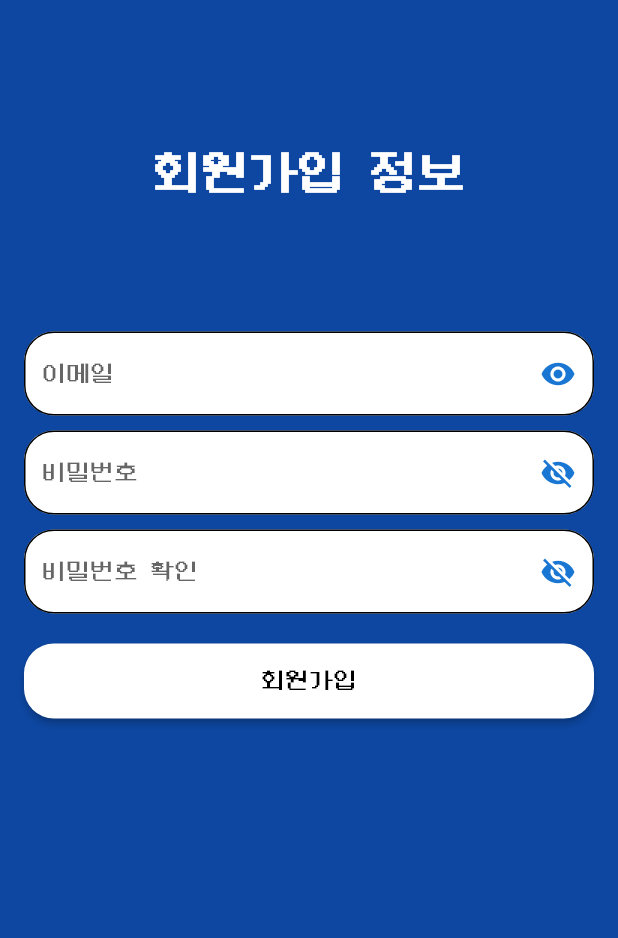
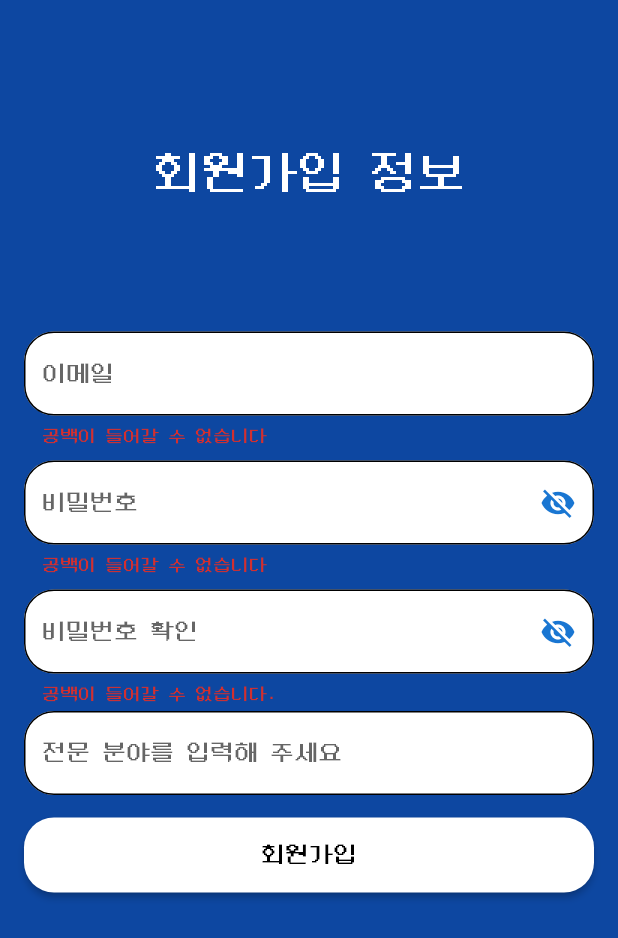
Before and after one commit to jhhwang21c/APP_Matseonim_CupHoldings, a Flutter app: the screen it shows after launch, after a tap on "회원가입", on a phone screen of 412 x 824 dp. Shown: the top 938 px of the screen. Run offline on Flutter 3.47's test engine with Material 2 defaults, Android fonts, the phone set to English and light mode, and no system bars; our stand-ins replace flutter_typeahead, get, validators.

Commit message:
회원가입 페이지에서 비밀번호 확인 체크 기능 추가

```diff
--- /dev/null
+++ b/matseonim/lib/components/autocomplete.dart
@@ -0,0 +1,59 @@
+import 'package:flutter/material.dart';
+import 'package:flutter_typeahead/flutter_typeahead.dart';
+
+class AutocompleteForm extends StatelessWidget {
+  @override
+  Widget build(BuildContext context) {
+    return TypeAheadFormField(
+      textFieldConfiguration: TextFieldConfiguration(
+          decoration: InputDecoration(
+              hintText: '전문 분야를 입력해 주세요',
+              fillColor: Colors.white,
+              filled: true,
+              enabledBorder: OutlineInputBorder(
+                borderRadius: BorderRadius.circular(20),
+              ),
+              focusedBorder: OutlineInputBorder(
+                borderRadius: BorderRadius.circular(20),
+              ),
+              errorBorder: OutlineInputBorder(
+                borderRadius: BorderRadius.circular(20),
+              ),
+              focusedErrorBorder: OutlineInputBorder(
+                borderRadius: BorderRadius.circular(20),
+              ))),
+      suggestionsCallback: (pattern) {
+        return Professionals.getSuggestions(pattern);
+      },
+      itemBuilder: (context, String suggestion) {
+        return ListTile(
+          title: Text(suggestion),
+        );
+      },
+      transitionBuilder: (context, suggestionsBox, controller) {
+        return suggestionsBox;
+      },
+      onSuggestionSelected: (suggestion) {},
+    );
+  }
+}
+
+class Professionals {
+  static final List<String> profession = [
+    '농구',
+    '축구',
+    '배드민턴',
+    '영어',
+    '코딩',
+    '제초',
+    '미용',
+  ];
+
+  static List<String> getSuggestions(String query) {
+    List<String> matches = <String>[];
+    matches.addAll(profession);
+
+    matches.retainWhere((s) => s.toLowerCase().contains(query.toLowerCase()));
+    return matches;
+  }
+}
--- a/matseonim/lib/components/login_form_field.dart
+++ b/matseonim/lib/components/login_form_field.dart
@@ -23,8 +23,10 @@ class LoginFormField extends GetView<LoginFormFieldController> {
 
   final String? hintText;
   final Validator funValidator;
+  final TextEditingController? textController;
 
   LoginFormField({
+    this.textController,
     required this.shouldObscure,
     required this.hintText,
     required this.funValidator
@@ -35,22 +37,24 @@ class LoginFormField extends GetView<LoginFormFieldController> {
     return Padding(
       padding: const EdgeInsets.symmetric(vertical: 5),
       child: GetBuilder<LoginFormFieldController>(
+        global: false,
         init: LoginFormFieldController(shouldObscure),
-        global: false,
+        dispose: (_) => textController?.dispose(),
         builder: (_) => TextFormField(
+          controller: textController,
           obscureText: _.shouldObscure && _.obscureText,
           validator: funValidator,
           decoration: InputDecoration(
             hintText: hintText,
-            suffixIcon: IconButton(
+            suffixIcon: _.shouldObscure ? IconButton(
               icon: Icon(
-                (_.shouldObscure && _.obscureText)
+                _.obscureText
                 ? Icons.visibility_off
                 : Icons.visibility,
                 color: Theme.of(context).primaryColor,
               ),
               onPressed: _.toggleObscureText,
-            ),
+            ) : null,
             fillColor: Colors.white,
             filled: true,
             enabledBorder: OutlineInputBorder(
--- a/matseonim/lib/main.dart
+++ b/matseonim/lib/main.dart
@@ -3,7 +3,6 @@ import 'package:get/get_navigation/src/root/get_material_app.dart';
 
 import 'package:matseonim/theme.dart';
 import 'package:matseonim/pages/join_page.dart';
-import 'package:matseonim/pages/login_page.dart';
 
 void main() => runApp(MainApp());
 
@@ -12,7 +11,7 @@ class MainApp extends StatelessWidget {
   Widget build(BuildContext context) {
     return GetMaterialApp(
       debugShowCheckedModeBanner: false,
-      theme: DefaultTheme(),
+      theme: defaultTheme(),
       home: JoinPage(),
     );
   }
--- a/matseonim/lib/pages/join_page.dart
+++ b/matseonim/lib/pages/join_page.dart
@@ -1,5 +1,6 @@
 import 'package:flutter/material.dart';
 import 'package:get/get.dart';
+import 'package:matseonim/components/autocomplete.dart';
 
 import 'package:matseonim/components/login_elevated_button.dart';
 import 'package:matseonim/components/login_form_field.dart';
@@ -22,7 +23,6 @@ class JoinPage extends StatelessWidget {
                 "회원가입 정보",
                 style: TextStyle(
                     fontSize: 32,
-                    fontWeight: FontWeight.bold,
                     color: Colors.white),
               ),
             ),
@@ -36,9 +36,12 @@ class JoinPage extends StatelessWidget {
 
 Widget _joinForm() {
   final _formKey = GlobalKey<FormState>();
-  var confirmPass;
+
+  final passwordController = TextEditingController();
+  final confirmPasswordController = TextEditingController();
 
   return Form(
+    key: _formKey,
     child: Column(
       children: [
         LoginFormField(
@@ -49,33 +52,16 @@ Widget _joinForm() {
         LoginFormField(
           shouldObscure: true,
           hintText: "비밀번호",
-          funValidator: (String? value) {
-            confirmPass = value;
-            if (value!.isEmpty) {
-              return "공백이 들어갈 수 없습니다.";
-            } else if (value.length < 8) {
-              return "최소 8글자 이상 입력해주세요.";
-            } else {
-              return null;
-            }
-          },
+          funValidator: validatePassword(),
+          textController: passwordController
         ),
         LoginFormField(
           shouldObscure: true,
           hintText: "비밀번호 확인",
-          funValidator: (String? value) {
-            confirmPass = value;
-            if (value!.isEmpty) {
-              return "공백이 들어갈 수 없습니다.";
-            } else if (value.length < 8) {
-              return "최소 8글자 이상 입력해주세요.";
-            } else if (value != confirmPass) {
-              return "위 비밀번호와 일치하지 않습니다.";
-            } else {
-              return null;
-            }
-          },
+          funValidator: validateConfirmPassword(passwordController.text),
+          textController: confirmPasswordController,
         ),
+        AutocompleteForm(),
         Padding(
           padding: const EdgeInsets.only(top: 10),
           child: LoginElevatedButton(
--- a/matseonim/lib/theme.dart
+++ b/matseonim/lib/theme.dart
@@ -5,7 +5,7 @@ import 'package:flutter/material.dart';
   Secondary Color (Accent Color): 앱의 구성 요소와의 상호작용과 관련된 색상
 */
 
-ThemeData DefaultTheme() {
+ThemeData defaultTheme() {
   /*
     "글꼴의 크기는 16픽셀의 배수로 맞추어 주시기 바랍니다. 글꼴의 크기가 16픽셀의 배수가 아닌 경우에는
     글자의 윤곽선 중 일부가 디스플레이의 픽셀 경계 사이에 걸치기 때문에 글자가 흐릿하게 표시됩니다."
--- a/matseonim/lib/utils/validator.dart
+++ b/matseonim/lib/utils/validator.dart
@@ -8,20 +8,6 @@ Validator validateEmail() {
       return "공백이 들어갈 수 없습니다";
     } else if (!isEmail(value)) {
       return "이메일 형식에 맞지 않습니다";
-    } else {
-      return null;
-    }
-  };
-}
-
-Validator validateUsername() {
-  return (String? value) {
-    if (value!.isEmpty) {
-      return "공백이 들어갈 수 없습니다.";
-    } else if (!isAlphanumeric(value)) {
-      return "영문과 숫자만 입력해주세요.";
-    } else if (value.length < 4) {
-      return "최소 4글자 이상 입력해주세요.";
     } else {
       return null;
     }
@@ -39,3 +25,17 @@ Validator validatePassword() {
     }
   };
 }
+
+Validator validateConfirmPassword(String s) {
+  return (String? value) {
+    if (value!.isEmpty) {
+      return "공백이 들어갈 수 없습니다.";
+    } else if (value.length < 8) {
+      return "최소 8글자 이상 입력해주세요.";
+    } else if (!matches(value, s)) {
+      return "위 비밀번호와 일치하지 않습니다.";
+    } else {
+      return null;
+    }
+  };
+}
--- a/matseonim/pubspec.yaml
+++ b/matseonim/pubspec.yaml
@@ -35,6 +35,7 @@ dependencies:
   # Use with the CupertinoIcons class for iOS style icons.
   cupertino_icons: ^1.0.2
   validators: ^3.0.0
+  flutter_typeahead: ^3.2.1
 
 dev_dependencies:
   flutter_test:
```
Also changed, not shown: matseonim/pubspec.lock.
